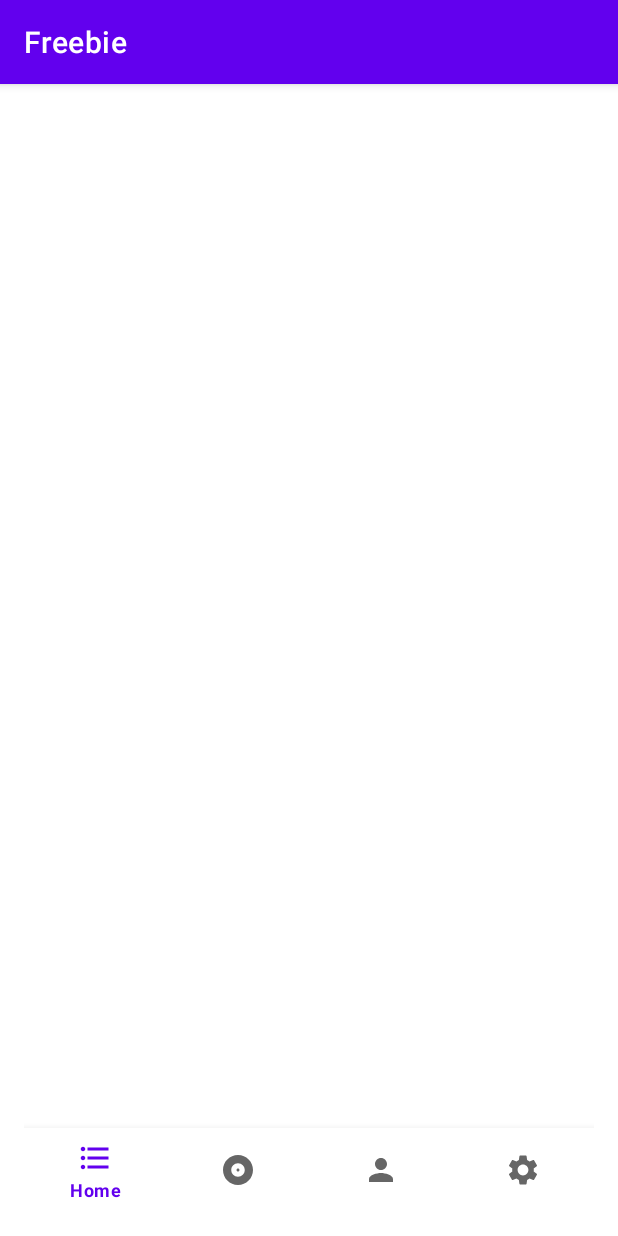
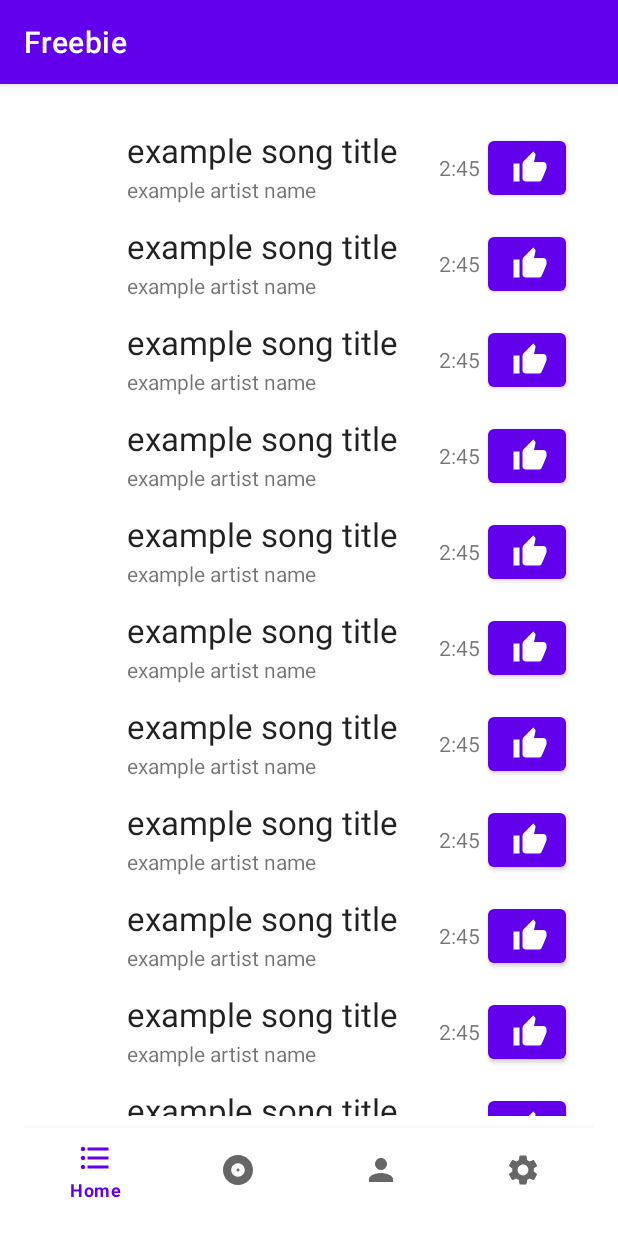
Before and after one commit to t895/freebie, an Android app: the screen it shows after launch (MainActivity), on a phone screen of 412 x 824 dp. Run offline under Robolectric (Android 15) with nearby library versions, the phone set to English and light mode, and no system bars.

Commit message:
added home fragment (refreshable) and added dummy song list

```diff
--- a/app/build.gradle
+++ b/app/build.gradle
@@ -32,6 +32,9 @@ dependencies {
     implementation 'androidx.appcompat:appcompat:1.3.1'
     implementation 'com.google.android.material:material:1.2.1'
     implementation 'androidx.constraintlayout:constraintlayout:2.1.3'
+    implementation 'androidx.legacy:legacy-support-v4:1.0.0'
+    implementation 'org.jetbrains:annotations:15.0'
+    implementation 'org.jetbrains:annotations:15.0'
     testImplementation 'junit:junit:4.+'
     androidTestImplementation 'androidx.test.ext:junit:1.1.3'
     androidTestImplementation 'androidx.test.espresso:espresso-core:3.4.0'
--- a/app/src/main/java/com/example/freebie/MainActivity.java
+++ b/app/src/main/java/com/example/freebie/MainActivity.java
@@ -9,6 +9,7 @@ import android.os.Bundle;
 import android.view.MenuItem;
 import android.widget.Toast;
 
+import com.example.freebie.fragments.HomeFragment;
 import com.google.android.material.bottomnavigation.BottomNavigationView;
 
 public class MainActivity extends AppCompatActivity {
@@ -30,24 +31,27 @@ public class MainActivity extends AppCompatActivity {
                 Fragment fragment;
                 switch (item.getItemId()) {
                     case R.id.action_home:
-//                        fragment = new PostsFragment();
+                        fragment = new HomeFragment();
                         Toast.makeText(MainActivity.this, "home pressed", Toast.LENGTH_SHORT).show();
                         break;
                     case R.id.action_albums:
+                        fragment = new HomeFragment();
 //                        fragment = new ComposeFragment();
                         Toast.makeText(MainActivity.this, "albums pressed", Toast.LENGTH_SHORT).show();
                         break;
                     case R.id.action_artists:
+                        fragment = new HomeFragment();
 //                        fragment = new ComposeFragment();
                         Toast.makeText(MainActivity.this, "artists pressed", Toast.LENGTH_SHORT).show();
                         break;
                     case R.id.action_settings:
                     default:
+                        fragment = new HomeFragment();
 //                        fragment = new ProfileFragment();
                         Toast.makeText(MainActivity.this, "settings pressed", Toast.LENGTH_SHORT).show();
                         break;
                 }
-//                fragmentManager.beginTransaction().replace(R.id.flContainer, fragment).commit();
+                fragmentManager.beginTransaction().replace(R.id.flContainer, fragment).commit();
                 return true;
             }
         });
--- /dev/null
+++ b/app/src/main/java/com/example/freebie/SongsAdapter.java
@@ -0,0 +1,83 @@
+package com.example.freebie;
+
+import android.content.Context;
+import android.view.LayoutInflater;
+import android.view.View;
+import android.view.ViewGroup;
+import android.widget.ImageView;
+import android.widget.TextView;
+
+import androidx.annotation.NonNull;
+import androidx.recyclerview.widget.RecyclerView;
+
+import com.example.freebie.models.Song;
+
+import org.jetbrains.annotations.NotNull;
+
+import java.util.List;
+
+public class SongsAdapter extends RecyclerView.Adapter<SongsAdapter.ViewHolder> {
+
+    private Context context;
+    private List<Song> songs;
+
+    public SongsAdapter(Context context, List<Song> songs) {
+        this.context = context;
+        this.songs = songs;
+    }
+
+    @NonNull
+    @NotNull
+    @Override
+    public ViewHolder onCreateViewHolder(@NonNull @NotNull ViewGroup parent, int viewType) {
+        View view = LayoutInflater.from(context).inflate(R.layout.item_song, parent, false);
+        return new ViewHolder(view);
+    }
+
+    @Override
+    public void onBindViewHolder(@NonNull @NotNull ViewHolder holder, int position) {
+        Song song = songs.get(position);
+        holder.bind(song);
+    }
+
+    @Override
+    public int getItemCount() {
+        return songs.size();
+    }
+
+    class ViewHolder extends RecyclerView.ViewHolder {
+
+        private TextView tvTitle;
+        private ImageView ivImage;
+        private TextView tvArtist;
+        private TextView tvSongLength;
+
+        public ViewHolder(@NonNull @NotNull View itemView) {
+            super(itemView);
+            tvTitle = itemView.findViewById(R.id.tvSongTitle);
+            tvArtist = itemView.findViewById(R.id.tvArtist);
+            tvSongLength = itemView.findViewById(R.id.tvSongLength);
+        }
+
+        public void bind(Song song) {
+            tvTitle.setText(song.getTitle());
+            tvArtist.setText(song.getArtist());
+            tvSongLength.setText(song.getLength());
+//            ParseFile image = song.getImage();
+//            if (image != null) {
+//                Glide.with(context).load(song.getImage().getUrl()).into(ivImage);
+//            }
+        }
+    }
+    // Clean all elements of the recycler
+    public void clear() {
+        songs.clear();
+        notifyDataSetChanged();
+    }
+
+    // Add a list of items -- change to type used
+    public void addAll(List<Song> songs) {
+        this.songs.addAll(songs);
+        notifyDataSetChanged();
+    }
+}
--- /dev/null
+++ b/app/src/main/java/com/example/freebie/fragments/HomeFragment.java
@@ -0,0 +1,175 @@
+package com.example.freebie.fragments;
+
+import android.os.Bundle;
+
+import androidx.annotation.NonNull;
+import androidx.annotation.Nullable;
+import androidx.fragment.app.Fragment;
+import androidx.recyclerview.widget.LinearLayoutManager;
+import androidx.recyclerview.widget.RecyclerView;
+import androidx.swiperefreshlayout.widget.SwipeRefreshLayout;
+
+import android.util.Log;
+import android.view.LayoutInflater;
+import android.view.View;
+import android.view.ViewGroup;
+
+import com.example.freebie.R;
+import com.example.freebie.SongsAdapter;
+import com.example.freebie.models.Song;
+
+import java.util.ArrayList;
+import java.util.List;
+
+/**
+ * A simple {@link Fragment} subclass.
+ * Use the {@link HomeFragment#newInstance} factory method to
+ * create an instance of this fragment.
+ */
+public class HomeFragment extends Fragment {
+
+    private static final String TAG = "HomeFragment";
+    private RecyclerView rvSongs;
+    private List<Song> allSongs;
+    private SwipeRefreshLayout swipeContainer;
+    private SongsAdapter adapter;
+
+
+    // TODO: Rename parameter arguments, choose names that match
+    // the fragment initialization parameters, e.g. ARG_ITEM_NUMBER
+    private static final String ARG_PARAM1 = "param1";
+    private static final String ARG_PARAM2 = "param2";
+
+    // TODO: Rename and change types of parameters
+    private String mParam1;
+    private String mParam2;
+
+    public HomeFragment() {
+        // Required empty public constructor
+    }
+
+    /**
+     * Use this factory method to create a new instance of
+     * this fragment using the provided parameters.
+     *
+     * @param param1 Parameter 1.
+     * @param param2 Parameter 2.
+     * @return A new instance of fragment HomeFragment.
+     */
+    // TODO: Rename and change types and number of parameters
+    public static HomeFragment newInstance(String param1, String param2) {
+        HomeFragment fragment = new HomeFragment();
+        Bundle args = new Bundle();
+        args.putString(ARG_PARAM1, param1);
+        args.putString(ARG_PARAM2, param2);
+        fragment.setArguments(args);
+        return fragment;
+    }
+
+    @Override
+    public void onCreate(Bundle savedInstanceState) {
+        super.onCreate(savedInstanceState);
+        if (getArguments() != null) {
+            mParam1 = getArguments().getString(ARG_PARAM1);
+            mParam2 = getArguments().getString(ARG_PARAM2);
+        }
+    }
+
+    @Override
+    public View onCreateView(LayoutInflater inflater, ViewGroup container,
+                             Bundle savedInstanceState) {
+        // Inflate the layout for this fragment
+        return inflater.inflate(R.layout.fragment_home, container, false);
+    }
+
+    @Override
+    public void onViewCreated(@NonNull @org.jetbrains.annotations.NotNull View view, @Nullable @org.jetbrains.annotations.Nullable Bundle savedInstanceState) {
+        super.onViewCreated(view, savedInstanceState);
+
+        rvSongs = view.findViewById(R.id.rvSongs);
+
+        allSongs = new ArrayList<>();
+        adapter = new SongsAdapter(getContext(), allSongs);
+
+        rvSongs.setAdapter(adapter);
+
+        rvSongs.setLayoutManager(new LinearLayoutManager(getContext()));
+
+        swipeContainer = (SwipeRefreshLayout) view.findViewById(R.id.swipeContainer);
+        swipeContainer.setOnRefreshListener(new SwipeRefreshLayout.OnRefreshListener() {
+            @Override
+            public void onRefresh() {
+                // Your code to refresh the list here.
+                // Make sure you call swipeContainer.setRefreshing(false)
+                // once the network request has completed successfully.
+                // refresh the song list
+                updateSongs();
+            }
+        });
+
+        // Configure the refreshing colors
+        swipeContainer.setColorSchemeResources(android.R.color.holo_blue_bright,
+                android.R.color.holo_green_light,
+                android.R.color.holo_orange_light,
+                android.R.color.holo_red_light);
+
+        // refresh song list (add a method in this class)
+        updateSongs();
+    }
+
+    protected void updateSongs() {
+        ArrayList<Song> songs = new ArrayList<Song>();
+
+        // create cummy list of songs for demonstration purposes
+        for (int i = 1; i <= 15; i++) {
+            songs.add(new Song());
+        }
+
+
+        for (Song song : songs) {
+            Log.i(TAG, "Song: " + song.getTitle() + ", artist: " + song.getArtist());
+        }
+
+
+        // Remember to CLEAR OUT old items before appending in the new ones
+        adapter.clear();
+
+        allSongs.addAll(songs);
+        // Now we call setRefreshing(false) to signal refresh has finished
+        swipeContainer.setRefreshing(false);
+
+        adapter.notifyDataSetChanged();
+        Log.i(TAG, "after for loop");
+    }
+
+//
+//    protected void queryPosts() {
+//        ParseQuery<Post> query = ParseQuery.getQuery(Post.class);
+//        query.include(Post.KEY_USER);
+//        query.setLimit(20);
+//        query.addDescendingOrder(Post.KEY_CREATED_AT);
+//        query.findInBackground(new FindCallback<Post>() {
+//            @Override
+//            public void done(List<Post> posts, ParseException e) {
+//                if (e != null) {
+//                    Log.e(TAG, "error with querying posts!", e);
+//                    return;
+//                }
+//                Log.i(TAG, "before for loop");
+//                for (Post post : posts) {
+//                    Log.i(TAG, "Post: " + post.getDescription() + ", username: " + post.getUser().getUsername());
+//                }
+//
+//                // Remember to CLEAR OUT old items before appending in the new ones
+//                adapter.clear();
+//
+//                allPosts.addAll(posts);
+//                // Now we call setRefreshing(false) to signal refresh has finished
+//                swipeContainer.setRefreshing(false);
+//
+//                adapter.notifyDataSetChanged();
+//                Log.i(TAG, "after for loop");
+//            }
+//        });
+//    }
+}
--- /dev/null
+++ b/app/src/main/java/com/example/freebie/models/Song.java
@@ -0,0 +1,59 @@
+package com.example.freebie.models;
+
+import org.json.JSONArray;
+import org.json.JSONException;
+import org.json.JSONObject;
+
+import java.util.ArrayList;
+import java.util.List;
+
+public class Song {
+
+    public String title;
+    public String length;
+//    public long id; // MBID? if necessary
+    public String artist;
+    public String genre;
+
+    public Song(){
+        title = "example song title";
+        length = "2" + ":" + "45";
+//        id = 123456789;
+        artist = "example artist name";
+        genre = "example genre";
+    }
+
+    public String getTitle() {
+        return title;
+    }
+
+    public String getLength() {
+        return length;
+    }
+
+    public String getArtist() {
+        return artist;
+    }
+
+    public String getGenre() {
+        return genre;
+    }
+
+    //    public static Tweet fromJson(JSONObject jsonObject) throws JSONException {
+//        Tweet tweet = new Tweet();
+//        tweet.body = jsonObject.getString("text");
+//        tweet.createdAt = jsonObject.getString("created_at");
+//        tweet.id = jsonObject.getLong("id");
+//        tweet.user = User.fromJson(jsonObject.getJSONObject("user"));
+//        tweet.time = RelativeTimeHelper.getRelativeTimeAgo(jsonObject.getString("created_at"));
+//        return tweet;
+//    }
+//
+//    public static List<Tweet> fromJsonArray(JSONArray jsonArray) throws JSONException {
+//        List<Tweet> tweets = new ArrayList<>();
+//        for (int i = 0; i < jsonArray.length(); i++) {
+//            tweets.add(fromJson(jsonArray.getJSONObject(i)));
+//        }
+//        return tweets;
+//    }
+}
--- /dev/null
+++ b/app/src/main/res/drawable/ic_baseline_thumb_up_24.xml
@@ -0,0 +1,10 @@
+<vector xmlns:android="http://schemas.android.com/apk/res/android"
+    android:width="24dp"
+    android:height="24dp"
+    android:viewportWidth="24"
+    android:viewportHeight="24"
+    android:tint="?attr/colorControlNormal">
+  <path
+      android:fillColor="@android:color/white"
+      android:pathData="M1,21h4L5,9L1,9v12zM23,10c0,-1.1 -0.9,-2 -2,-2h-6.31l0.95,-4.57 0.03,-0.32c0,-0.41 -0.17,-0.79 -0.44,-1.06L14.17,1 7.59,7.59C7.22,7.95 7,8.45 7,9v10c0,1.1 0.9,2 2,2h9c0.83,0 1.54,-0.5 1.84,-1.22l3.02,-7.05c0.09,-0.23 0.14,-0.47 0.14,-0.73v-2z"/>
+</vector>
--- /dev/null
+++ b/app/src/main/res/layout/fragment_home.xml
@@ -0,0 +1,15 @@
+<?xml version="1.0" encoding="utf-8"?>
+<androidx.swiperefreshlayout.widget.SwipeRefreshLayout xmlns:android="http://schemas.android.com/apk/res/android"
+    xmlns:tools="http://schemas.android.com/tools"
+    android:id="@+id/swipeContainer"
+    android:layout_width="match_parent"
+    android:layout_height="match_parent"
+    tools:context=".fragments.HomeFragment">
+
+    <androidx.recyclerview.widget.RecyclerView
+        android:id="@+id/rvSongs"
+        android:layout_width="match_parent"
+        android:layout_height="match_parent"
+        android:padding="8dp" />
+
+</androidx.swiperefreshlayout.widget.SwipeRefreshLayout>
--- /dev/null
+++ b/app/src/main/res/layout/item_song.xml
@@ -0,0 +1,64 @@
+<?xml version="1.0" encoding="utf-8"?>
+<RelativeLayout xmlns:android="http://schemas.android.com/apk/res/android"
+    xmlns:app="http://schemas.android.com/apk/res-auto"
+    xmlns:tools="http://schemas.android.com/tools"
+    android:layout_width="match_parent"
+    android:layout_height="wrap_content"
+    android:layout_margin="5dp">
+
+    <ImageView
+        android:id="@+id/ivAlbum"
+        android:layout_width="50dp"
+        android:layout_height="50dp"
+        android:layout_alignParentStart="true"
+        android:layout_alignParentTop="true"
+        android:layout_marginStart="0dp"
+        android:layout_marginTop="0dp"
+        tools:srcCompat="@tools:sample/avatars" />
+
+    <TextView
+        android:id="@+id/tvSongTitle"
+        android:layout_width="wrap_content"
+        android:layout_height="wrap_content"
+        android:layout_alignParentTop="true"
+        android:layout_marginStart="5dp"
+        android:layout_marginTop="0dp"
+        android:layout_toEndOf="@+id/ivAlbum"
+        android:textAppearance="@style/TextAppearance.AppCompat.Large"
+        tools:text="Song Title" />
+
+    <TextView
+        android:id="@+id/tvArtist"
+        android:layout_width="wrap_content"
+        android:layout_height="wrap_content"
+        android:layout_below="@+id/tvSongTitle"
+        android:layout_marginStart="5dp"
+        android:layout_marginTop="2dp"
+        android:layout_toEndOf="@+id/ivAlbum"
+        android:autoLink="all"
+        android:linksClickable="true"
+        android:textAppearance="@style/TextAppearance.AppCompat.Small"
+        tools:text="Artist Name" />
+
+    <TextView
+        android:id="@+id/tvSongLength"
+        android:layout_width="wrap_content"
+        android:layout_height="wrap_content"
+        android:layout_centerVertical="true"
+        android:layout_marginEnd="5dp"
+        android:layout_toStartOf="@+id/btnLike"
+        tools:text="2:45" />
+
+    <Button
+        android:id="@+id/btnLike"
+        android:layout_width="52dp"
+        android:layout_height="wrap_content"
+        android:layout_alignParentTop="true"
+        android:layout_alignParentEnd="true"
+        android:layout_centerVertical="true"
+        android:layout_marginTop="5dp"
+        android:layout_marginEnd="5dp"
+        android:visibility="visible"
+        app:icon="@drawable/ic_baseline_thumb_up_24" />
+
+</RelativeLayout>
--- a/app/src/main/res/values/strings.xml
+++ b/app/src/main/res/values/strings.xml
@@ -1,3 +1,5 @@
 <resources>
     <string name="app_name">Freebie</string>
+    <!-- TODO: Remove or change this placeholder text -->
+    <string name="hello_blank_fragment">Hello blank fragment</string>
 </resources>
```
